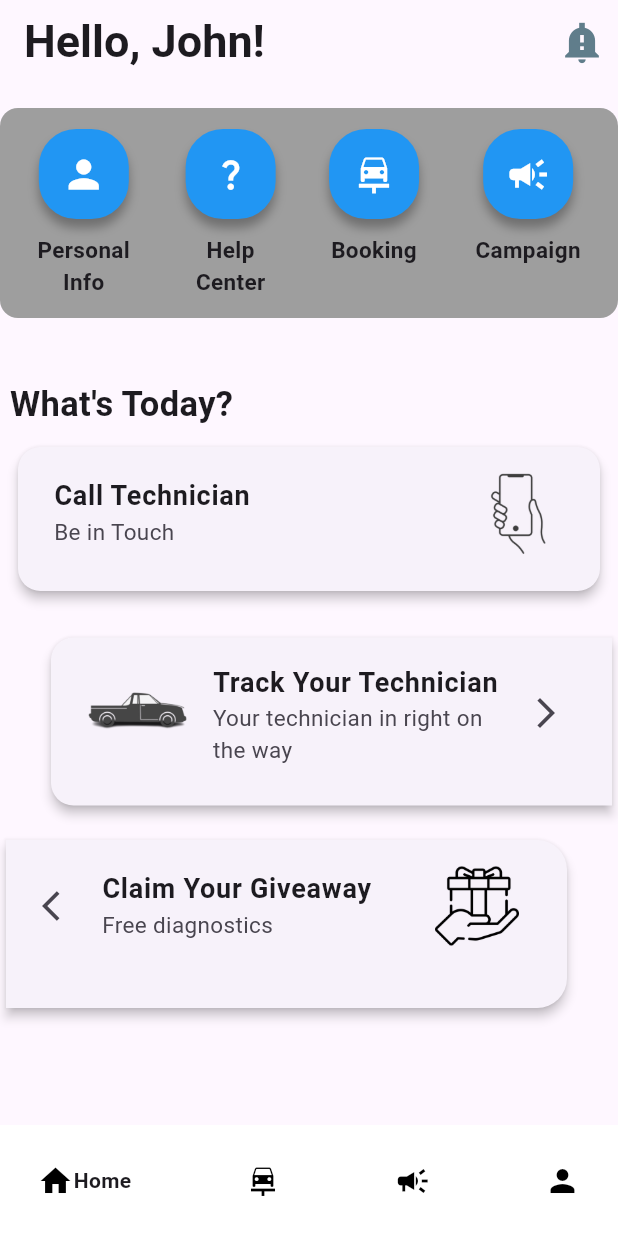
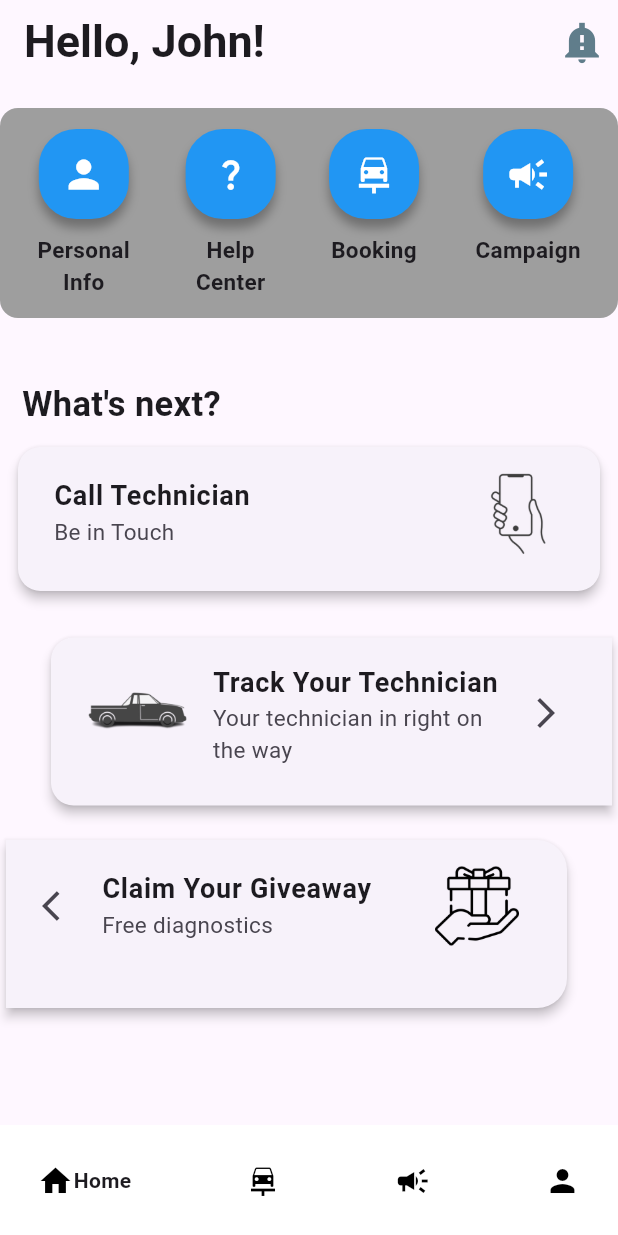
Before and after one commit to dzker/CarCare, a Flutter app: the screen it shows after launch, on a phone screen of 412 x 824 dp. Run offline on Flutter 3.47's test engine with Material 3 defaults, Android fonts, the phone set to English and light mode, and no system bars; drawn by our look-alikes of google_nav_bar; our stand-ins replace animate_do.

Commit message:
Revert "update title"
This reverts commit 258623ceb2c3094fdcb2d9a9e6cee774472e38be.

```diff
--- a/lib/view/homepage.dart
+++ b/lib/view/homepage.dart
@@ -280,7 +280,7 @@ class HomePage extends StatelessWidget {
               const Padding(
                 padding: EdgeInsets.only(right: 250, top: 10),
                 child: Text(
-                  "What's Today?",
+                  "What's next?",
                   style: TextStyle(fontSize: 23, fontWeight: FontWeight.bold),
                 ),
               ),
```
